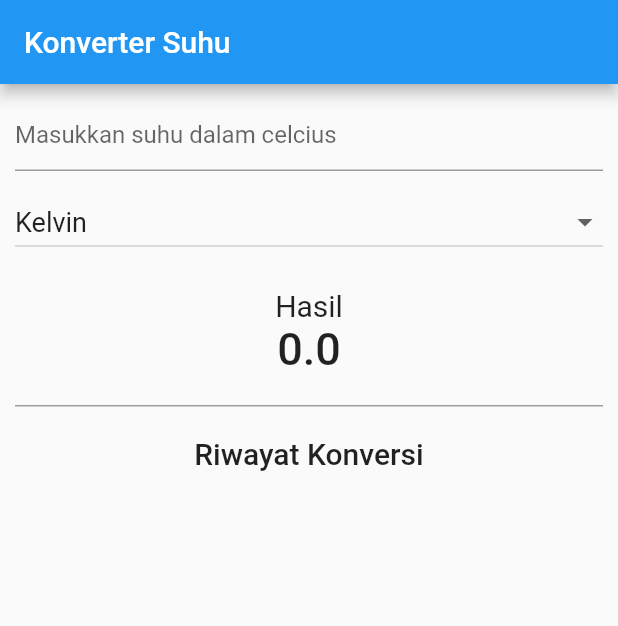
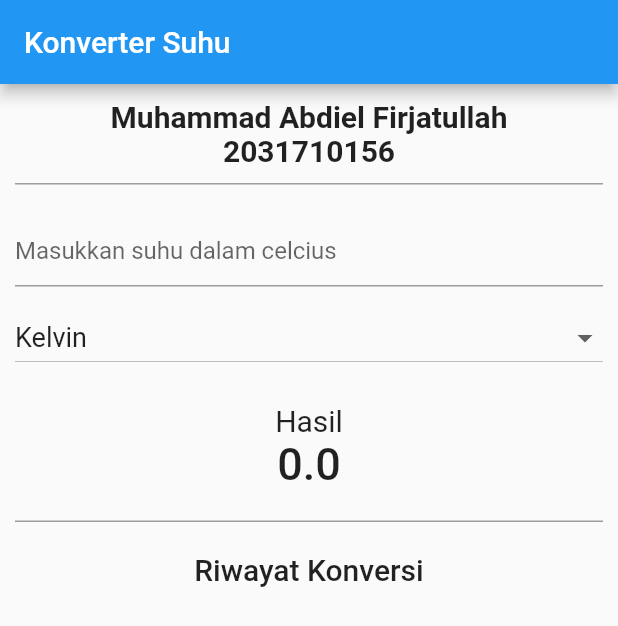
Before and after one commit to MuhammadAbdiel/04-dropdown-map-flutter, a Flutter app: the screen it shows after launch, on a phone screen of 412 x 824 dp. Shown: the top 626 px of the screen. Run offline on Flutter 3.47's test engine with Material 2 defaults, Android fonts, the phone set to English and light mode, and no system bars.

Commit message:
Update gambar

```diff
--- a/lib/pages/home_page.dart
+++ b/lib/pages/home_page.dart
@@ -52,6 +52,19 @@ class _HomePageState extends State<HomePage> {
       padding: const EdgeInsets.all(10),
       child: Column(
         children: [
+          const Text('Muhammad Abdiel Firjatullah',
+              style: TextStyle(fontSize: 20, fontWeight: FontWeight.bold)),
+          const Text('2031710156',
+              style: TextStyle(fontSize: 20, fontWeight: FontWeight.bold)),
+          const SizedBox(
+            height: 10,
+          ),
+          Container(
+            margin: const EdgeInsets.only(bottom: 20),
+            width: double.infinity,
+            height: 1,
+            color: Colors.grey,
+          ),
           UserInput(inputController: inputController),
           const SizedBox(
             height: 10,
```
Also changed, not shown: 1 other file.
